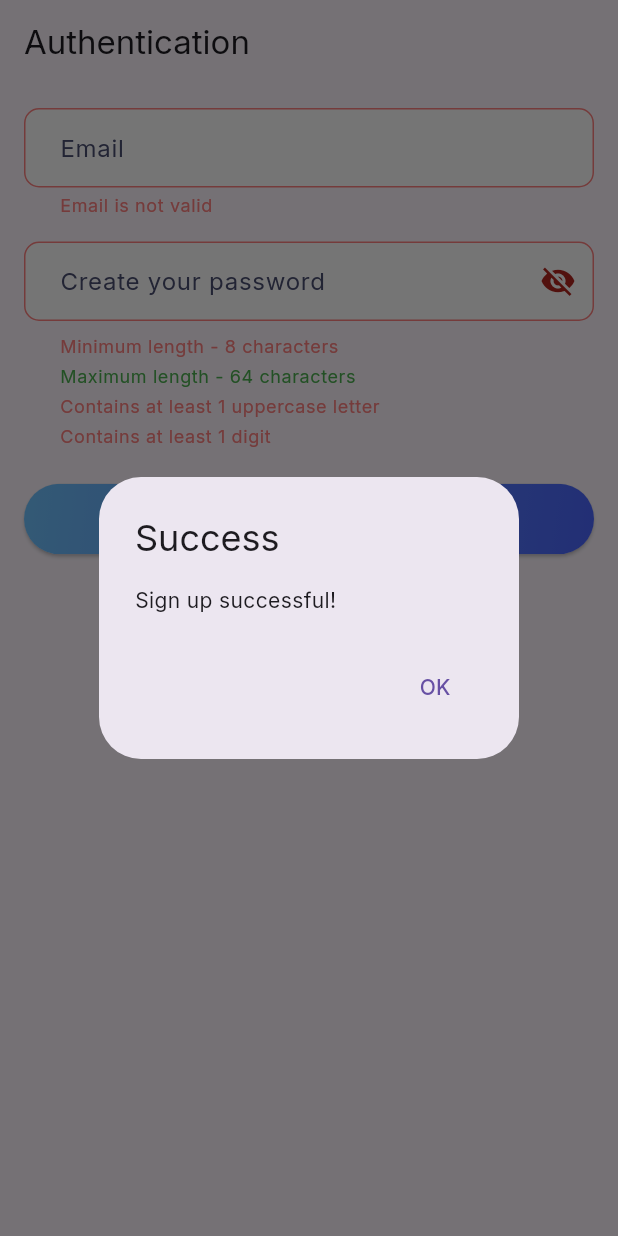
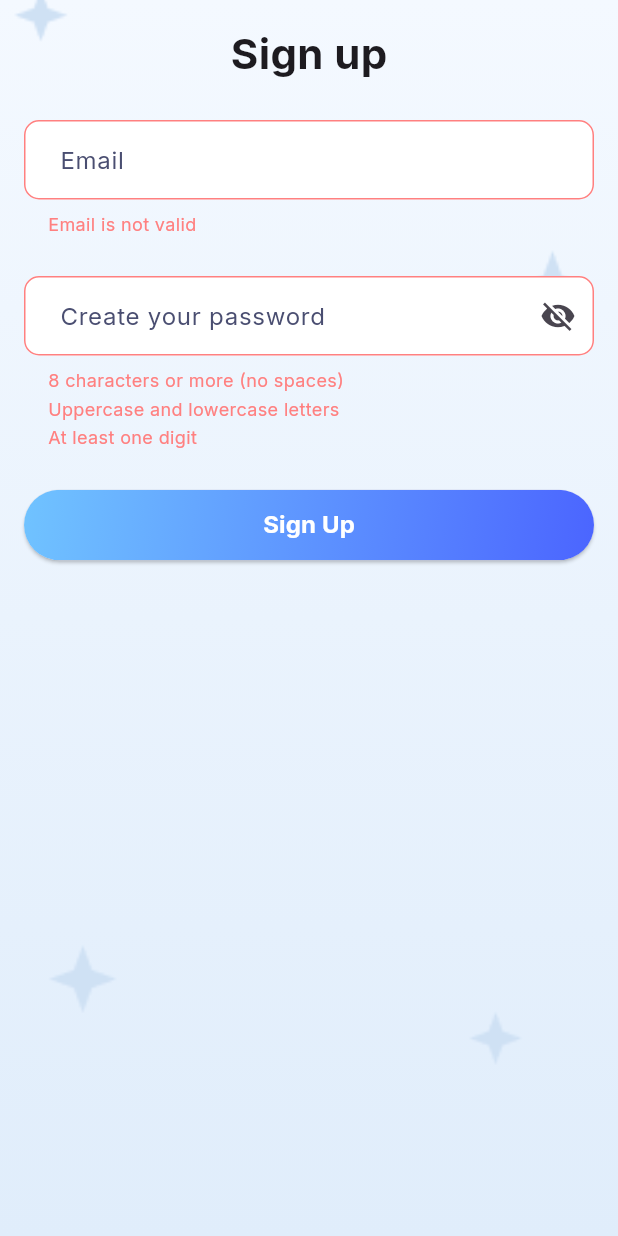
Before and after one commit to odnari/signup-form-flutter, a Flutter app: the screen it shows after launch, after a tap on "Sign Up", on a phone screen of 412 x 824 dp. Run offline on Flutter 3.47's test engine with Material 3 defaults, Android fonts, the phone set to English and light mode, and no system bars; our stand-ins replace email_validator, google_fonts.

Commit message:
refactor: split sign up screen widgets and classes to new files

```diff
--- a/lib/auth_page.dart
+++ /dev/null
@@ -1,219 +0,0 @@
-import 'package:flutter/material.dart';
-import 'package:email_validator/email_validator.dart';
-import 'package:signup_form_flutter/theme/app_theme.dart';
-import 'package:signup_form_flutter/widgets/gradient_button.dart';
-import 'dart:async';
-
-class AuthPage extends StatefulWidget {
-  const AuthPage({super.key});
-
-  @override
-  _AuthPageState createState() => _AuthPageState();
-}
-
-class _AuthPageState extends State<AuthPage> {
-  final _formKey = GlobalKey<FormState>();
-  final _emailController = TextEditingController();
-  final _passwordController = TextEditingController();
-  bool _isPasswordVisible = false;
-  Timer? _debounce;
-
-  final List<Map<String, dynamic>> _passwordValidations = [
-    {'message': 'Minimum length - 8 characters', 'isValid': false},
-    {'message': 'Maximum length - 64 characters', 'isValid': true},
-    {'message': 'Contains at least 1 uppercase letter', 'isValid': false},
-    {'message': 'Contains at least 1 digit', 'isValid': false},
-  ];
-
-  final Map<String, dynamic> _emailValidation = {
-    'message': 'Email is not valid',
-    'isValid': false
-  };
-
-  @override
-  void initState() {
-    super.initState();
-    _passwordController.addListener(_updatePasswordValidation);
-    _emailController.addListener(_updateEmailValidation);
-  }
-
-  @override
-  void dispose() {
-    _emailController.dispose();
-    _passwordController.dispose();
-    super.dispose();
-  }
-
-  void _updatePasswordValidation() {
-    final password = _passwordController.text;
-    setState(() {
-      _passwordValidations[0]['isValid'] = password.length >= 8;
-      _passwordValidations[1]['isValid'] = password.length <= 64;
-      _passwordValidations[2]['isValid'] = password.contains(RegExp(r'[A-Z]'));
-      _passwordValidations[3]['isValid'] = password.contains(RegExp(r'[0-9]'));
-    });
-  }
-
-  void _updateEmailValidation() {
-    final email = _emailController.text;
-    if (_debounce?.isActive ?? false) _debounce?.cancel();
-    _debounce = Timer(
-      const Duration(milliseconds: 700),
-      () {
-        setState(() {
-          _emailValidation['isValid'] = EmailValidator.validate(email);
-        });
-      },
-    );
-  }
-
-  void _togglePasswordVisibility() {
-    setState(() {
-      _isPasswordVisible = !_isPasswordVisible;
-    });
-  }
-
-  void _showSuccessDialog() {
-    showDialog(
-      context: context,
-      builder: (BuildContext context) {
-        return AlertDialog(
-          title: const Text('Success'),
-          content: const Text('Sign up successful!'),
-          actions: <Widget>[
-            TextButton(
-              child: const Text('OK'),
-              onPressed: () {
-                Navigator.of(context).pop();
-              },
-            ),
-          ],
-        );
-      },
-    );
-  }
-
-  void _submitForm() {
-    if (_formKey.currentState!.validate()) {
-      _showSuccessDialog();
-    }
-  }
-
-  Widget _buildValidationText(String text, bool isValid) {
-    return Padding(
-      padding: const EdgeInsets.only(top: 5),
-      child: Text(
-        text,
-        style: Theme.of(context).inputDecorationTheme.errorStyle?.copyWith(
-              color: isValid
-                  ? Colors.green
-                  : Theme.of(context).inputDecorationTheme.errorStyle?.color,
-            ),
-      ),
-    );
-  }
-
-  @override
-  Widget build(BuildContext context) {
-    return Scaffold(
-      appBar: AppBar(title: const Text('Authentication')),
-      body: SingleChildScrollView(
-        child: Padding(
-          padding: const EdgeInsets.all(16.0),
-          child: Form(
-            key: _formKey,
-            child: Column(
-              crossAxisAlignment: CrossAxisAlignment.stretch,
-              children: [
-                TextInput(
-                    emailController: _emailController,
-                    emailValidation: _emailValidation),
-                const SizedBox(height: 16),
-                TextFormField(
-                  controller: _passwordController,
-                  decoration: InputDecoration(
-                    hintText: 'Create your password',
-                    suffixIcon: IconButton(
-                      icon: Icon(
-                        _isPasswordVisible
-                            ? Icons.visibility
-                            : Icons.visibility_off,
-                      ),
-                      onPressed: _togglePasswordVisibility,
-                    ),
-                    errorStyle: const TextStyle(height: 0),
-                    errorText: null,
-                    error: Column(
-                      crossAxisAlignment: CrossAxisAlignment.stretch,
-                      children: _passwordValidations
-                          .map((validation) => _buildValidationText(
-                              validation['message'], validation['isValid']))
-                          .toList(),
-                    ),
-                  ),
-                  obscureText: !_isPasswordVisible,
-                ),
-                const SizedBox(height: 24),
-                GradientButton(label: 'Sign Up', onPressed: _submitForm),
-              ],
-            ),
-          ),
-        ),
-      ),
-    );
-  }
-}
-
-class TextInput extends StatelessWidget {
-  const TextInput({
-    super.key,
-    required TextEditingController emailController,
-    required Map<String, dynamic> emailValidation,
-  })  : _emailController = emailController,
-        _emailValidation = emailValidation;
-
-  final TextEditingController _emailController;
-  final Map<String, dynamic> _emailValidation;
-
-  @override
-  Widget build(BuildContext context) {
-    return TextFormField(
-      controller: _emailController,
-      decoration: InputDecoration(
-        hintText: 'Email',
-        errorText:
-            _emailValidation['isValid'] ? null : _emailValidation['message'],
-        enabledBorder:
-            Theme.of(context).inputDecorationTheme.focusedBorder?.copyWith(
-                  borderSide: BorderSide(
-                    color: _emailValidation['isValid']
-                        ? AppColors.successColor
-                        : Theme.of(context)
-                            .inputDecorationTheme
-                            .focusedBorder!
-                            .borderSide
-                            .color,
-                  ),
-                ),
-        focusedBorder:
-            Theme.of(context).inputDecorationTheme.focusedBorder?.copyWith(
-                  borderSide: BorderSide(
-                    color: _emailValidation['isValid']
-                        ? AppColors.successColor
-                        : Theme.of(context)
-                            .inputDecorationTheme
-                            .focusedBorder!
-                            .borderSide
-                            .color,
-                  ),
-                ),
-      ),
-      style: TextStyle(
-        color: _emailValidation['isValid']
-            ? AppColors.successColor
-            : AppColors.secondaryColor,
-      ),
-      keyboardType: TextInputType.emailAddress,
-    );
-  }
-}
--- a/lib/main.dart
+++ b/lib/main.dart
@@ -1,6 +1,6 @@
 import 'package:flutter/material.dart';
-import 'package:signup_form_flutter/theme/app_theme.dart';
-import 'auth_page.dart';
+import 'package:signup_form_flutter/constants/app_theme.dart';
+import 'views/signup.dart';
 
 void main() {
   runApp(const MyApp());
--- /dev/null
+++ b/lib/utils/form_field_state.dart
@@ -0,0 +1,36 @@
+import 'package:signup_form_flutter/utils/validation_result.dart';
+import 'package:signup_form_flutter/utils/validation_rule.dart';
+
+List<ValidationResult> mapRulesToValidationMessages(
+    List<ValidationRule> rules) {
+  return rules
+      .map((ValidationRule rule) => ValidationResult(
+            isValid: false,
+            message: rule.message,
+          ))
+      .toList();
+}
+
+class FormFieldState {
+  FormFieldState({
+    this.isValid = false,
+    this.isDirty = false,
+    required this.validationRules,
+  }) {
+    validationResults = mapRulesToValidationMessages(validationRules);
+  }
+
+  bool isValid;
+  bool isDirty;
+  String value = '';
+  List<ValidationRule> validationRules;
+  late List<ValidationResult> validationResults;
+
+  validate() {
+    validationRules.asMap().forEach((index, rule) {
+      validationResults[index].isValid = rule.validator(value);
+    });
+
+    isValid = validationResults.every((element) => element.isValid);
+  }
+}
--- /dev/null
+++ b/lib/utils/validation_result.dart
@@ -0,0 +1,6 @@
+class ValidationResult {
+  ValidationResult({required this.message, required this.isValid});
+
+  final String message;
+  bool isValid;
+}
--- /dev/null
+++ b/lib/utils/validation_rule.dart
@@ -0,0 +1,6 @@
+class ValidationRule {
+  const ValidationRule({required this.message, required this.validator});
+
+  final String message;
+  final bool Function(String) validator;
+}
--- /dev/null
+++ b/lib/utils/validation_rules.dart
@@ -0,0 +1,25 @@
+import 'package:email_validator/email_validator.dart';
+import 'package:signup_form_flutter/utils/validation_rule.dart';
+
+final List<ValidationRule> passwordValidationRules = [
+  ValidationRule(
+    message: "8 characters or more (no spaces)",
+    validator: (text) => !RegExp(r'\s').hasMatch(text) && text.length >= 8,
+  ),
+  ValidationRule(
+    message: "Uppercase and lowercase letters",
+    validator: (text) =>
+    text.contains(RegExp(r'[a-z]')) && text.contains(RegExp(r'[A-Z]')),
+  ),
+  ValidationRule(
+    message: "At least one digit ",
+    validator: (text) => text.contains(RegExp(r'\d')),
+  ),
+];
+
+final List<ValidationRule> emailValidationRules = [
+  ValidationRule(
+    message: "Email is not valid",
+    validator: (text) => EmailValidator.validate(text),
+  ),
+];
--- /dev/null
+++ b/lib/views/signup.dart
@@ -0,0 +1,178 @@
+import 'package:flutter/material.dart' hide FormFieldState;
+import 'package:signup_form_flutter/utils/form_field_state.dart';
+import 'package:signup_form_flutter/utils/validation_rules.dart';
+import 'package:signup_form_flutter/widgets/form_text_input.dart';
+import 'package:signup_form_flutter/widgets/gradient_button.dart';
+import 'dart:async';
+
+class AuthPage extends StatefulWidget {
+  const AuthPage({super.key});
+
+  @override
+  _AuthPageState createState() => _AuthPageState();
+}
+
+class _AuthPageState extends State<AuthPage> {
+  bool _isPasswordVisible = false;
+  Timer? _debounce;
+
+  final Map<String, FormFieldState> _formFields = {
+    'email': FormFieldState(
+      validationRules: emailValidationRules,
+    ),
+    'password': FormFieldState(
+      validationRules: passwordValidationRules,
+    ),
+  };
+
+  void _onPasswordChanged(String password) {
+    setState(() {
+      FormFieldState passwordField = _formFields['password']!;
+      passwordField.value = password;
+      passwordField.validate();
+      passwordField.isDirty = true;
+    });
+  }
+
+  void _onEmailChanged(String email) {
+    FormFieldState emailField = _formFields['email']!;
+    emailField.value = email;
+
+    if (_debounce?.isActive ?? false) _debounce?.cancel();
+    _debounce = Timer(
+      const Duration(milliseconds: 700),
+      () {
+        setState(() {
+          FormFieldState emailField = _formFields['email']!;
+          emailField.validate();
+          emailField.isDirty = true;
+        });
+      },
+    );
+  }
+
+  void _togglePasswordVisibility() {
+    setState(() {
+      _isPasswordVisible = !_isPasswordVisible;
+    });
+  }
+
+  void _showSuccessDialog() {
+    showDialog(
+      context: context,
+      builder: (BuildContext context) {
+        return AlertDialog(
+          title: const Text('Success'),
+          content: const Text('Sign up successful!'),
+          actions: <Widget>[
+            TextButton(
+              child: const Text('OK'),
+              onPressed: () {
+                Navigator.of(context).pop();
+              },
+            ),
+          ],
+        );
+      },
+    );
+  }
+
+  void validateForm() {
+    setState(() {
+      for (final field in _formFields.values) {
+        field.isDirty = true;
+        field.validate();
+      }
+    });
+  }
+
+  bool isFormValid() {
+    for (final field in _formFields.values) {
+      if (!field.isValid) {
+        return false;
+      }
+    }
+
+    return true;
+  }
+
+  void _submitForm() {
+    validateForm();
+
+    if (isFormValid()) {
+      _showSuccessDialog();
+    }
+  }
+
+  @override
+  Widget build(BuildContext context) {
+    return Scaffold(
+      body: Container(
+        decoration: const BoxDecoration(
+          image: DecorationImage(
+            image: AssetImage('assets/background.png'),
+            fit: BoxFit.cover,
+          ),
+          gradient: LinearGradient(
+            begin: Alignment.topCenter,
+            end: Alignment.bottomCenter,
+            colors: [
+              Color.fromRGBO(244, 249, 255, 1),
+              Color.fromRGBO(224, 237, 251, 1)
+            ],
+          ),
+        ),
+        child: SafeArea(
+          child: Padding(
+            padding: const EdgeInsets.all(16.0),
+            child: Column(
+              crossAxisAlignment: CrossAxisAlignment.stretch,
+              children: [
+                const Row(
+                  mainAxisAlignment: MainAxisAlignment.center,
+                  children: [
+                    Text(
+                      "Sign up",
+                      style: TextStyle(
+                        fontSize: 28,
+                        fontWeight: FontWeight.bold,
+                      ),
+                    ),
+                  ],
+                ),
+                const SizedBox(height: 24),
+                FormTextInput(
+                  hintText: 'Email',
+                  keyboardType: TextInputType.emailAddress,
+                  isDirty: _formFields['email']!.isDirty,
+                  validationMessages: _formFields['email']!.validationResults,
+                  onChanged: _onEmailChanged,
+                ),
+                const SizedBox(height: 24),
+                FormTextInput(
+                  isDirty: _formFields['password']!.isDirty,
+                  hintText: 'Create your password',
+                  suffixIcon: IconButton(
+                    icon: Icon(
+                      _isPasswordVisible
+                          ? Icons.visibility
+                          : Icons.visibility_off,
+                    ),
+                    onPressed: _togglePasswordVisibility,
+                  ),
+                  validationMessages:
+                      _formFields['password']!.validationResults,
+                  alwaysShowValidation: true,
+                  obscureText: !_isPasswordVisible,
+                  onChanged: _onPasswordChanged,
+                ),
+                const SizedBox(height: 24),
+                GradientButton(label: 'Sign Up', onPressed: _submitForm),
+              ],
+            ),
+          ),
+        ),
+      ),
+    );
+  }
+}
--- /dev/null
+++ b/lib/widgets/form_text_input.dart
@@ -0,0 +1,88 @@
+import 'package:flutter/material.dart';
+import 'package:signup_form_flutter/constants/app_theme.dart';
+import 'package:signup_form_flutter/utils/validation_result.dart';
+import 'package:signup_form_flutter/widgets/validation_messages.dart';
+
+class FormTextInput extends StatelessWidget {
+  const FormTextInput({
+    super.key,
+    this.isDirty = false,
+    this.obscureText = false,
+    this.errorStyle,
+    this.hintText,
+    this.suffixIcon,
+    this.keyboardType,
+    this.onChanged,
+    this.validationMessages,
+    this.alwaysShowValidation,
+  });
+
+  final bool isDirty;
+  final bool obscureText;
+  final TextStyle? errorStyle;
+  final String? hintText;
+  final Widget? suffixIcon;
+  final TextInputType? keyboardType;
+  final void Function(String)? onChanged;
+  final List<ValidationResult>? validationMessages;
+  final bool? alwaysShowValidation;
+
+  @override
+  Widget build(BuildContext context) {
+    Color inputColor = AppColors.primaryColor;
+    Color textColor = AppColors.secondaryColor;
+    bool isValid = validationMessages?.every((v) => v.isValid) ?? false;
+    bool showValidation =
+        alwaysShowValidation == true || (isDirty == true && isValid == false);
+
+    if (isDirty == true) {
+      if (isValid == true) {
+        inputColor = AppColors.successColor;
+        textColor = AppColors.successColor;
+      } else {
+        inputColor = AppColors.errorColor;
+        textColor = AppColors.errorColor;
+      }
+    }
+
+    return Column(
+      crossAxisAlignment: CrossAxisAlignment.stretch,
+      children: [
+        TextFormField(
+          onChanged: onChanged,
+          decoration: InputDecoration(
+            hintText: hintText,
+            errorText: null,
+            errorStyle: const TextStyle(height: 0),
+            suffixIcon: suffixIcon,
+            enabledBorder:
+                Theme.of(context).inputDecorationTheme.focusedBorder?.copyWith(
+                      borderSide: BorderSide(
+                        color: inputColor,
+                      ),
+                    ),
+            focusedBorder:
+                Theme.of(context).inputDecorationTheme.focusedBorder?.copyWith(
+                      borderSide: BorderSide(
+                        color: inputColor,
+                      ),
+                    ),
+          ),
+          style: TextStyle(
+            color: textColor,
+          ),
+          keyboardType: keyboardType,
+          obscureText: obscureText,
+        ),
+        if (showValidation && validationMessages != null)
+          Padding(
+            padding: const EdgeInsets.only(top: 8.0, left: 16.0, right: 16.0),
+            child: ValidationMessages(
+              messages: validationMessages!,
+              color: isDirty ? null : textColor,
+            ),
+          ),
+      ],
+    );
+  }
+}
--- /dev/null
+++ b/lib/widgets/validation_messages.dart
@@ -0,0 +1,46 @@
+import 'package:flutter/material.dart';
+import 'package:signup_form_flutter/constants/app_theme.dart';
+import 'package:signup_form_flutter/utils/validation_result.dart';
+
+class ValidationMessages extends StatelessWidget {
+  const ValidationMessages({
+    super.key,
+    required this.messages,
+    this.color,
+  });
+
+  final List<ValidationResult> messages;
+  final Color? color;
+
+  getMessageColor(ValidationResult message) {
+    if (color != null) {
+      return color;
+    }
+
+    if (message.isValid) {
+      return AppColors.successColor;
+    } else {
+      return AppColors.errorColor;
+    }
+  }
+
+  @override
+  Widget build(BuildContext context) {
+    return Column(
+      crossAxisAlignment: CrossAxisAlignment.stretch,
+      children: [
+        for (final message in messages)
+          Padding(
+            padding: const EdgeInsets.only(bottom: 2.0),
+            child: Text(
+              message.message,
+              style:
+                  Theme.of(context).inputDecorationTheme.errorStyle?.copyWith(
+                        color: getMessageColor(message),
+                      ),
+            ),
+          ),
+      ],
+    );
+  }
+}
```
Also changed, not shown: pubspec.yaml (+2 -6 lines), assets/background.png (added), lib/constants/app_theme.dart (renamed from lib/theme/app_theme.dart), pubspec.lock.
